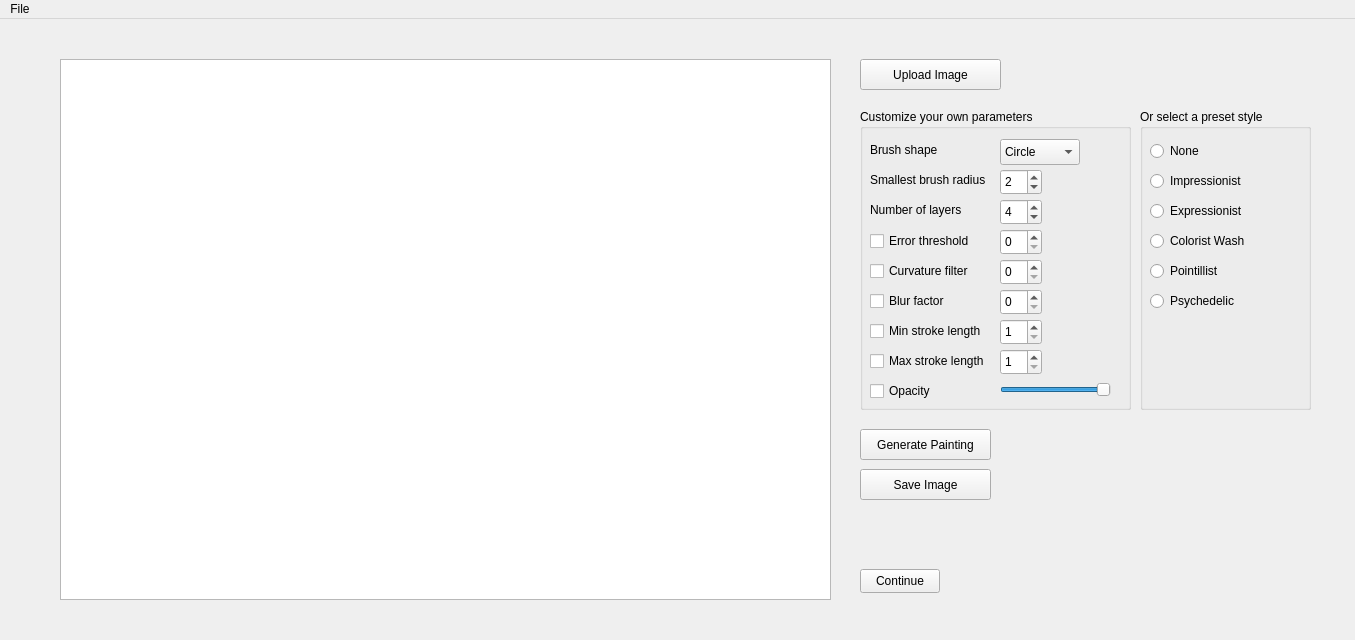
This is assignment_package/forms/mainwindow.ui in sharond106/Senior-Design as Qt 5 draws it before an edit. The edited form follows.
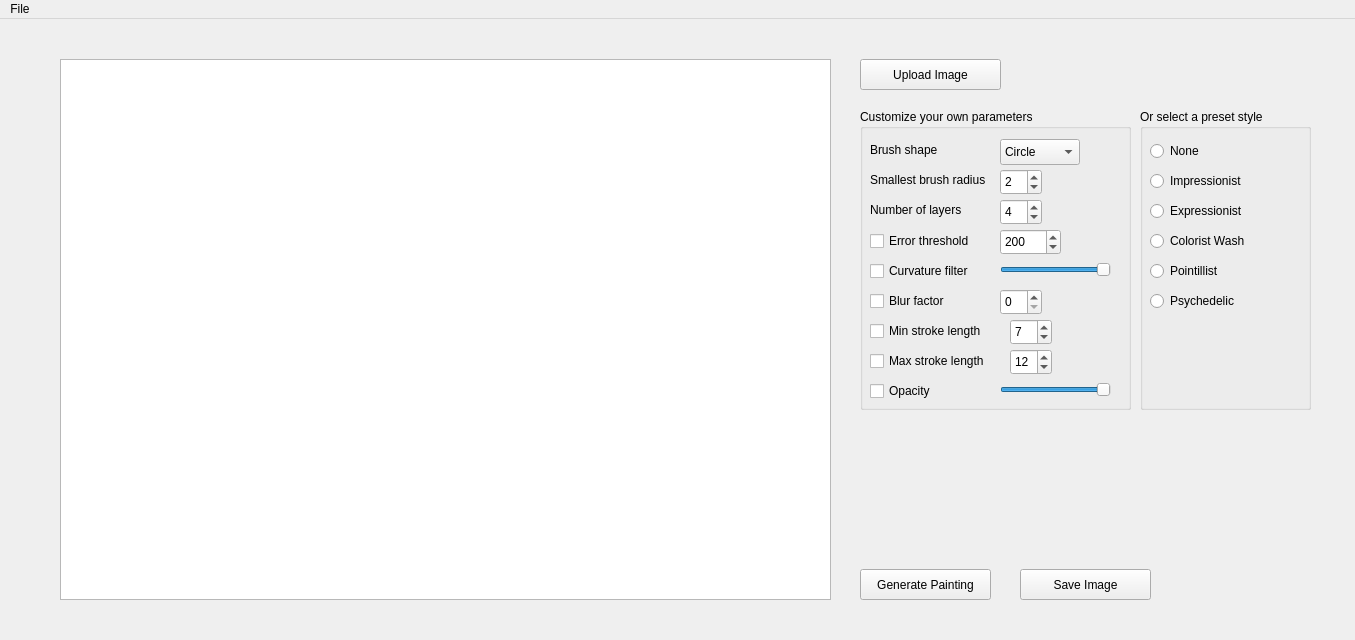
This is the edited form.

The edit to the form file:
```diff
--- a/assignment_package/forms/mainwindow.ui
+++ b/assignment_package/forms/mainwindow.ui
@@ -40,8 +40,8 @@
    <widget class="QPushButton" name="saveButton">
     <property name="geometry">
      <rect>
-      <x>860</x>
-      <y>450</y>
+      <x>1020</x>
+      <y>550</y>
       <width>131</width>
       <height>31</height>
      </rect>
@@ -50,24 +50,11 @@
      <string>Save Image</string>
     </property>
    </widget>
-   <widget class="QPushButton" name="continueButton">
-    <property name="geometry">
-     <rect>
-      <x>860</x>
-      <y>550</y>
-      <width>80</width>
-      <height>24</height>
-     </rect>
-    </property>
-    <property name="text">
-     <string>Continue</string>
-    </property>
-   </widget>
    <widget class="QPushButton" name="paintButton">
     <property name="geometry">
      <rect>
       <x>860</x>
-      <y>410</y>
+      <y>550</y>
       <width>131</width>
       <height>31</height>
      </rect>
@@ -142,32 +129,15 @@
      <rect>
       <x>1000</x>
       <y>210</y>
-      <width>42</width>
+      <width>61</width>
       <height>26</height>
      </rect>
     </property>
-   </widget>
-   <widget class="QSpinBox" name="curvatureFilter">
-    <property name="geometry">
-     <rect>
-      <x>1000</x>
-      <y>240</y>
-      <width>42</width>
-      <height>26</height>
-     </rect>
+    <property name="maximum">
+     <number>2000</number>
     </property>
-   </widget>
-   <widget class="QSpinBox" name="minStrokeLength">
-    <property name="geometry">
-     <rect>
-      <x>1000</x>
-      <y>300</y>
-      <width>42</width>
-      <height>26</height>
-     </rect>
-    </property>
-    <property name="minimum">
-     <number>1</number>
+    <property name="value">
+     <number>200</number>
     </property>
    </widget>
    <widget class="QSpinBox" name="blurFactor">
@@ -180,19 +150,6 @@
      </rect>
     </property>
    </widget>
-   <widget class="QSpinBox" name="maxStrokeLength">
-    <property name="geometry">
-     <rect>
-      <x>1000</x>
-      <y>330</y>
-      <width>42</width>
-      <height>26</height>
-     </rect>
-    </property>
-    <property name="minimum">
-     <number>1</number>
-    </property>
-   </widget>
    <widget class="QSlider" name="opacity">
     <property name="geometry">
      <rect>
@@ -272,6 +229,9 @@
     <property name="text">
      <string>Min stroke length</string>
     </property>
+    <property name="checked">
+     <bool>false</bool>
+    </property>
    </widget>
    <widget class="QCheckBox" name="maxStrokeLengthCheck">
     <property name="geometry">
@@ -285,6 +245,9 @@
     <property name="text">
      <string>Max stroke length</string>
     </property>
+    <property name="checked">
+     <bool>false</bool>
+    </property>
    </widget>
    <widget class="QCheckBox" name="opacityCheck">
     <property name="geometry">
@@ -344,6 +307,66 @@
     <property name="title">
      <string>Customize your own parameters</string>
     </property>
+    <widget class="QSpinBox" name="minStrokeLength">
+     <property name="geometry">
+      <rect>
+       <x>150</x>
+       <y>210</y>
+       <width>42</width>
+       <height>26</height>
+      </rect>
+     </property>
+     <property name="minimum">
+      <number>1</number>
+     </property>
+     <property name="value">
+      <number>7</number>
+     </property>
+    </widget>
+    <widget class="QSpinBox" name="maxStrokeLength">
+     <property name="geometry">
+      <rect>
+       <x>150</x>
+       <y>240</y>
+       <width>42</width>
+       <height>26</height>
+      </rect>
+     </property>
+     <property name="minimum">
+      <number>1</number>
+     </property>
+     <property name="value">
+      <number>12</number>
+     </property>
+    </widget>
+    <widget class="QSlider" name="curvatureFilter">
+     <property name="geometry">
+      <rect>
+       <x>140</x>
+       <y>150</y>
+       <width>111</width>
+       <height>22</height>
+      </rect>
+     </property>
+     <property name="maximum">
+      <number>10</number>
+     </property>
+     <property name="singleStep">
+      <number>1</number>
+     </property>
+     <property name="value">
+      <number>10</number>
+     </property>
+     <property name="sliderPosition">
+      <number>10</number>
+     </property>
+     <property name="orientation">
+      <enum>Qt::Horizontal</enum>
+     </property>
+     <property name="tickInterval">
+      <number>1</number>
+     </property>
+    </widget>
    </widget>
    <widget class="QGroupBox" name="styleGroup">
     <property name="geometry">
```
Left out of the diff: 7 changed lines with no effect on the pictures.
